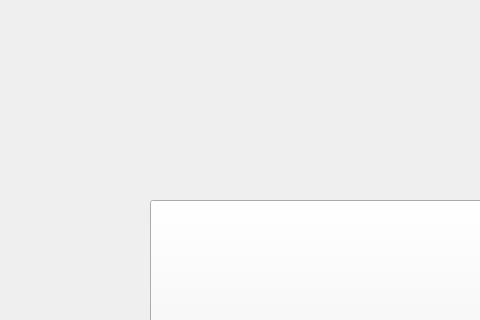
Above: UI/main.ui from cwj980119/Pyqt5-facerecog-kiosk before the change; both pictures show x 0 to 480 and y 0 to 320 of the 900 by 1200 pixel window. Below: the same form after it.
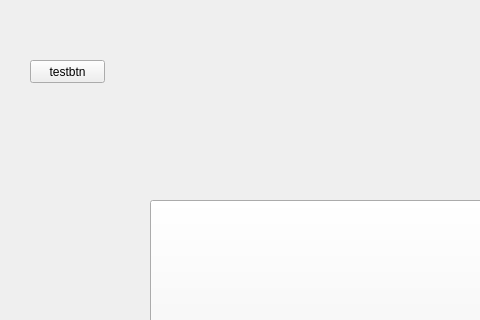
That is the form after the change.

```diff
--- a/UI/main.ui
+++ b/UI/main.ui
@@ -46,6 +46,19 @@
      <string>Register</string>
     </property>
    </widget>
+   <widget class="QPushButton" name="a">
+    <property name="geometry">
+     <rect>
+      <x>30</x>
+      <y>60</y>
+      <width>75</width>
+      <height>23</height>
+     </rect>
+    </property>
+    <property name="text">
+     <string>testbtn</string>
+    </property>
+   </widget>
   </widget>
   <widget class="QMenuBar" name="menubar">
    <property name="geometry">
```
